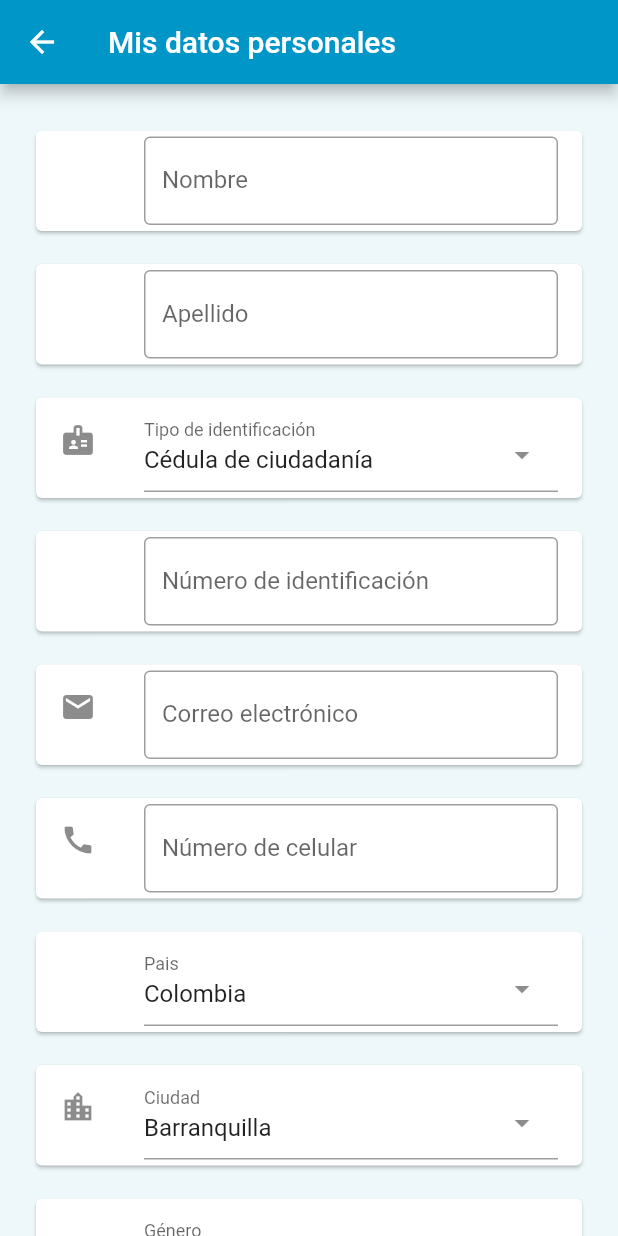
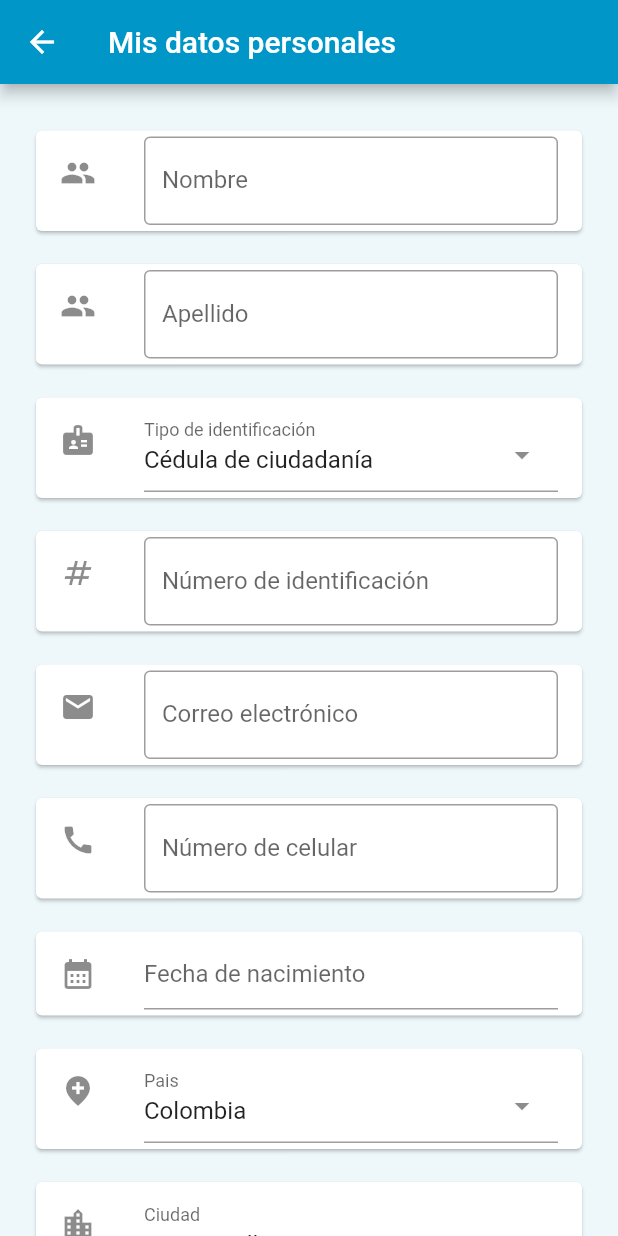
Before and after one commit to dorelysm/app_trabajo_discapacidades, a Flutter app: the RegistroNatPage screen opened by its route, on a phone screen of 412 x 824 dp. Run offline on Flutter 3.47's test engine with Material 2 defaults, Android fonts, the phone set to English and light mode, and no system bars; drawn by our look-alikes of select_form_field.

Commit message:
Se agrego calendario y modificación de Icons

```diff
--- a/lib/pages/registro_nat.dart
+++ b/lib/pages/registro_nat.dart
@@ -3,14 +3,13 @@ import 'package:select_form_field/select_form_field.dart';
 
 class RegistroNatPage extends StatefulWidget {
   const RegistroNatPage({Key? key}) : super(key: key);
-
   @override
   State<RegistroNatPage> createState() => _RegistroNatPageState();
 }
 
 class _RegistroNatPageState extends State<RegistroNatPage> {
-  GlobalKey<FormState> keyForm = GlobalKey(); //Llave del formulario
-
+  //Llave del formulario
+  GlobalKey<FormState> keyForm = GlobalKey();
   //Controladores
   TextEditingController nombreTextController = TextEditingController();
   TextEditingController apellidoTextController = TextEditingController();
@@ -19,7 +18,8 @@ class _RegistroNatPageState extends State<RegistroNatPage> {
   TextEditingController celularTextController = TextEditingController();
   TextEditingController correoTextController = TextEditingController();
   TextEditingController contrasenaTextController = TextEditingController();
-  TextEditingController confirmarContrasenaTextController = TextEditingController();
+  TextEditingController confirmarContrasenaTextController =
+      TextEditingController();
 
 // Valores de las listas desplegables
   final List<Map<String, dynamic>> _tiposId = [
@@ -48,6 +48,15 @@ class _RegistroNatPageState extends State<RegistroNatPage> {
   final List<Map<String, dynamic>> _ciudades = [
     {'value': 'barranquilla', 'label': 'Barranquilla'},
   ];
+
+  final dateController = TextEditingController();
+
+  @override
+  void dispose() {
+    // Clean up the controller when the widget is removed
+    dateController.dispose();
+    super.dispose();
+  }
 
   @override
   Widget build(BuildContext context) {
@@ -147,8 +156,9 @@ class _RegistroNatPageState extends State<RegistroNatPage> {
                 'https://cdn.pixabay.com/photo/2016/02/11/16/59/dog-1194083_1280.jpg')),
         */
 
+        //Nombre
         formItemsDesign(
-            null,
+            Icons.people,
             TextFormField(
               controller: nombreTextController,
               decoration: const InputDecoration(
@@ -158,8 +168,9 @@ class _RegistroNatPageState extends State<RegistroNatPage> {
               validator: validarEntradaTexto,
             )),
 
+        //Apellido
         formItemsDesign(
-            null,
+            Icons.people,
             TextFormField(
               controller: apellidoTextController,
               decoration: const InputDecoration(
@@ -169,6 +180,7 @@ class _RegistroNatPageState extends State<RegistroNatPage> {
               validator: validarEntradaTexto,
             )),
 
+        //Tipo de identificación
         formItemsDesign(
             Icons.badge,
             SelectFormField(
@@ -180,8 +192,9 @@ class _RegistroNatPageState extends State<RegistroNatPage> {
               onSaved: (val) => print(val),
             )),
 
+        //ID
         formItemsDesign(
-            null,
+            Icons.numbers,
             TextFormField(
               controller: numIdTextController,
               decoration: const InputDecoration(
@@ -191,6 +204,7 @@ class _RegistroNatPageState extends State<RegistroNatPage> {
               validator: validarEntradaNum,
             )),
 
+        //Correo electronico
         formItemsDesign(
             Icons.mail,
             TextFormField(
@@ -202,6 +216,7 @@ class _RegistroNatPageState extends State<RegistroNatPage> {
               validator: validarCorreo,
             )),
 
+        // # de celular
         formItemsDesign(
             Icons.call,
             TextFormField(
@@ -214,9 +229,25 @@ class _RegistroNatPageState extends State<RegistroNatPage> {
             )),
 
         //fecha de nacimiento
+        formItemsDesign(
+          Icons.calendar_month,
+          TextFormField(
+              readOnly: true,
+              controller: dateController,
+              decoration: InputDecoration(hintText: 'Fecha de nacimiento'),
+              onTap: () async {
+                var date = await showDatePicker(
+                    context: context,
+                    initialDate: DateTime.now(),
+                    firstDate: DateTime(1900),
+                    lastDate: DateTime(2100));
+                dateController.text = date.toString().substring(0, 10);
+              }),
+        ),
 
+        //País
         formItemsDesign(
-            null,
+            Icons.add_location_sharp,
             SelectFormField(
               type: SelectFormFieldType.dropdown,
               initialValue: 'colombia',
@@ -226,6 +257,7 @@ class _RegistroNatPageState extends State<RegistroNatPage> {
               onSaved: (val) => print(val),
             )),
 
+        //City
         formItemsDesign(
             Icons.location_city,
             SelectFormField(
@@ -237,8 +269,9 @@ class _RegistroNatPageState extends State<RegistroNatPage> {
               onSaved: (val) => print(val),
             )),
 
+        //Genero
         formItemsDesign(
-            null,
+            Icons.supervised_user_circle_sharp,
             SelectFormField(
               type: SelectFormFieldType.dropdown,
               initialValue: 'hombre',
@@ -248,10 +281,9 @@ class _RegistroNatPageState extends State<RegistroNatPage> {
               onSaved: (val) => print(val),
             )),
 
-        //Ciudad
-
+        //Profesion
         formItemsDesign(
-            null,
+            Icons.badge,
             TextFormField(
               controller: profesionTextController,
               decoration: const InputDecoration(
@@ -263,16 +295,17 @@ class _RegistroNatPageState extends State<RegistroNatPage> {
 
         //Tipo de discapacidad
         formItemsDesign(
-            null,
+            Icons.settings_accessibility_outlined,
             SelectFormField(
               type: SelectFormFieldType.dropdown,
               initialValue: 'fisica',
-              labelText: 'Física',
+              labelText: 'Tipo de discapacidad',
               items: _discapacidades,
               onChanged: (val) => print(val),
               onSaved: (val) => print(val),
             )),
 
+        //Constraseña
         formItemsDesign(
             Icons.password,
             TextFormField(
@@ -285,6 +318,7 @@ class _RegistroNatPageState extends State<RegistroNatPage> {
               validator: validarContrasena,
             )),
 
+        //Validar contraseña
         formItemsDesign(
             Icons.password,
             TextFormField(
@@ -337,4 +371,21 @@ class _RegistroNatPageState extends State<RegistroNatPage> {
   TextEditingController contrasenaTextController = TextEditingController();
   TextEditingController confirmarContrasenaTextController =
       TextEditingController(); */
+  void _showDatePicker() {
+    context:
+    context;
+    initialDate:
+    DateTime.now();
+    firstDate:
+    DateTime(1900);
+    lastDate:
+    DateTime(2100);
+  }
 }
+
+/*@override
+void dispose() {
+  super.dispose();
+}*/
+
+final dateController = TextEditingController();
```
